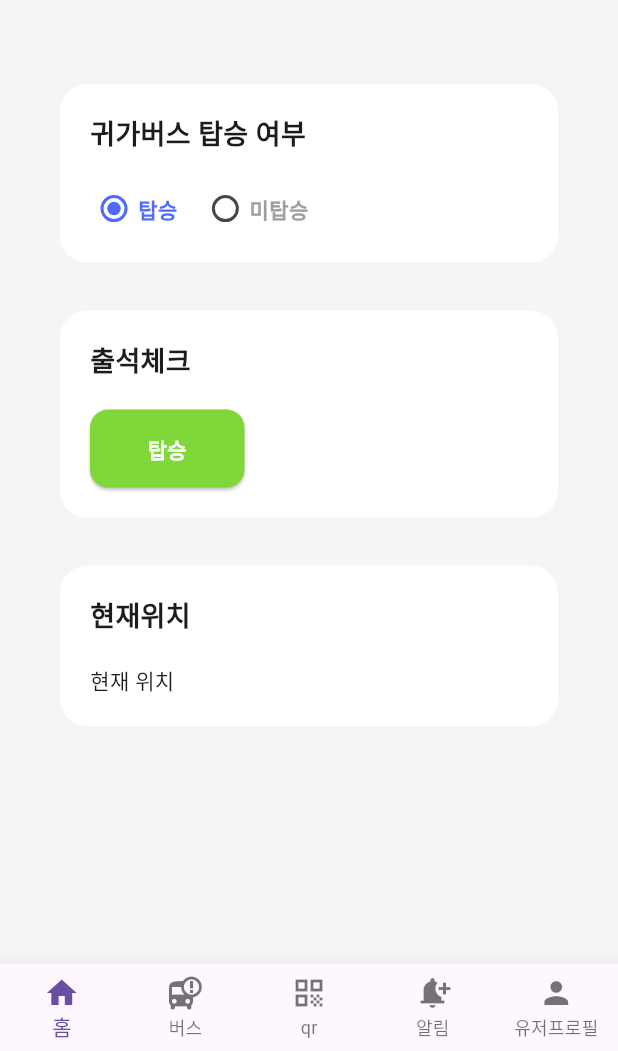
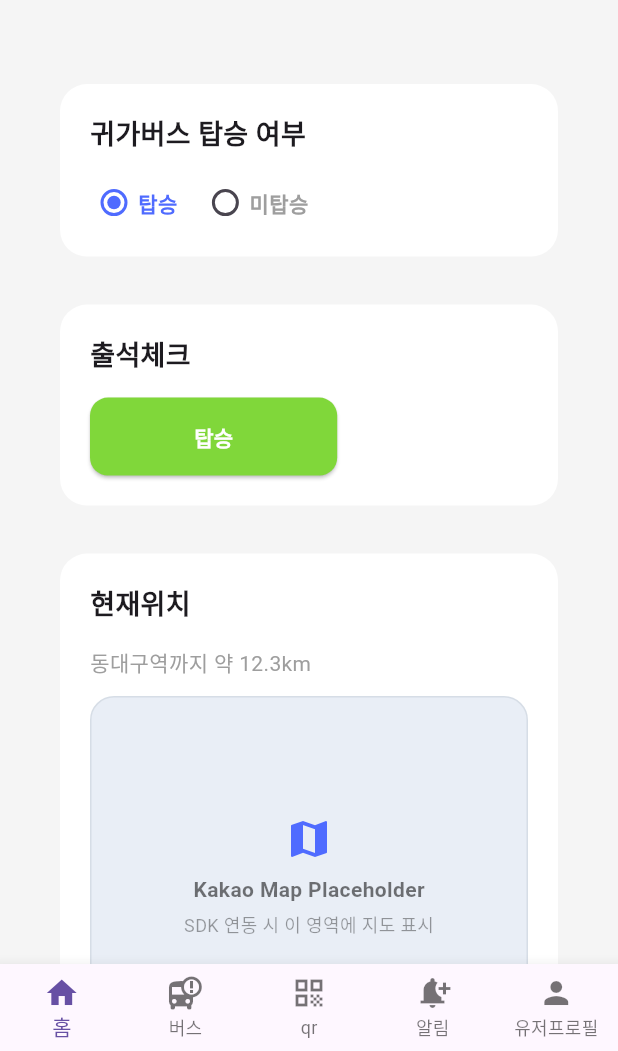
Before and after one commit to TeamBlick/app, a Flutter app: the HomeScreen screen opened directly, on a phone screen of 412 x 824 dp, the part 185-1236 px from its top. Run offline on Flutter 3.47's test engine with Material 3 defaults, Android fonts, the phone set to English and light mode, and no system bars.

Commit message:
Feat: busState 기반 출석 버튼 로직 추가, KakaoMap 플레이스홀더 위젯 생성, SectionCard 간격 16px 통일
- 홈 탭을 Stateful로 전환, 탑승 상태(`busState`)를 올려 출석 버튼 색/라벨을 삼항으로 연동.
- 출석 버튼 폭을 화면 40%로 조정하고 모서리/컬러 삼항 처리.
- Kakao 지도 플레이스홀더 위젯 `lib/widgets/kakaoMapWidget.dart` 추가 후 HomeTab 섹션에 적용.
- SectionCard 제목-내용 간격을 16px로 고정하여 모든 섹션 일관화.

```diff
--- a/lib/screens/home/tabs/home_tab.dart
+++ b/lib/screens/home/tabs/home_tab.dart
@@ -1,6 +1,7 @@
 import 'package:flutter/material.dart';
 import '../../../widgets/app_logo_header.dart';
 import '../../../widgets/radio_buttom.dart';
+import '../../../widgets/kakaoMapWidget.dart';
 
 class HomeTab extends StatefulWidget {
   const HomeTab({super.key});
@@ -38,7 +39,7 @@ class _HomeTabState extends State<HomeTab> {
             child: _AttendanceButton(busState: busState),
           ),
           const SizedBox(height: 32),
-          const SectionCard(title: "현재위치", child: Text("현재 위치")),
+          const SectionCard(title: "현재위치", child: KakaoMapWidget()),
         ],
       ),
     );
@@ -66,7 +67,7 @@ class SectionCard extends StatelessWidget {
             title,
             style: const TextStyle(fontWeight: FontWeight.bold, fontSize: 18),
           ),
-          const SizedBox(height: 20),
+          const SizedBox(height: 16), // 제목과 내용 사이 간격 16으로 고정
           child,
         ],
       ),
@@ -87,7 +88,7 @@ class _AttendanceButton extends StatelessWidget {
     final label = isBoarding ? "탑승" : "미탑승";
 
     return SizedBox(
-      width: MediaQuery.of(context).size.width * 0.25,
+      width: MediaQuery.of(context).size.width * 0.4,
       height: 52,
       child: ElevatedButton(
         onPressed: () {},
--- /dev/null
+++ b/lib/widgets/kakaoMapWidget.dart
@@ -0,0 +1,58 @@
+import 'package:flutter/material.dart';
+
+/// Kakao 지도 자리를 위한 플레이스홀더 위젯.
+/// 실제 지도 SDK 연동 시 이 파일 내부만 교체하면 됨.
+class KakaoMapWidget extends StatelessWidget {
+  const KakaoMapWidget({
+    super.key,
+    this.height = 240,
+    this.subtitle = '동대구역까지 약 12.3km',
+  });
+
+  /// 지도를 표시할 높이.
+  final double height;
+
+  /// 부가 설명(거리 등).
+  final String subtitle;
+
+  @override
+  Widget build(BuildContext context) {
+    return Column(
+      crossAxisAlignment: CrossAxisAlignment.start,
+      children: [
+        Text(
+          subtitle,
+          style: const TextStyle(fontSize: 14, color: Colors.grey),
+        ),
+        const SizedBox(height: 12),
+        Container(
+          width: double.infinity,
+          height: height,
+          decoration: BoxDecoration(
+            color: const Color(0xFFE9EEF6),
+            borderRadius: BorderRadius.circular(16),
+            border: Border.all(color: const Color(0xFFD6DDE6)),
+          ),
+          child: const Center(
+            child: Column(
+              mainAxisSize: MainAxisSize.min,
+              children: [
+                Icon(Icons.map, color: Color(0xFF4F6BFF), size: 32),
+                SizedBox(height: 8),
+                Text(
+                  'Kakao Map Placeholder',
+                  style: TextStyle(color: Colors.black54, fontWeight: FontWeight.w600),
+                ),
+                SizedBox(height: 4),
+                Text(
+                  'SDK 연동 시 이 영역에 지도 표시',
+                  style: TextStyle(color: Colors.black38, fontSize: 12),
+                ),
+              ],
+            ),
+          ),
+        ),
+      ],
+    );
+  }
+}
```
